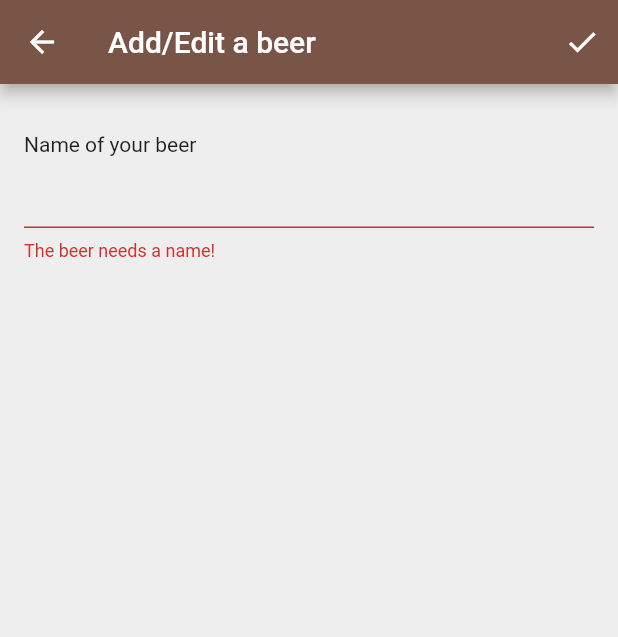
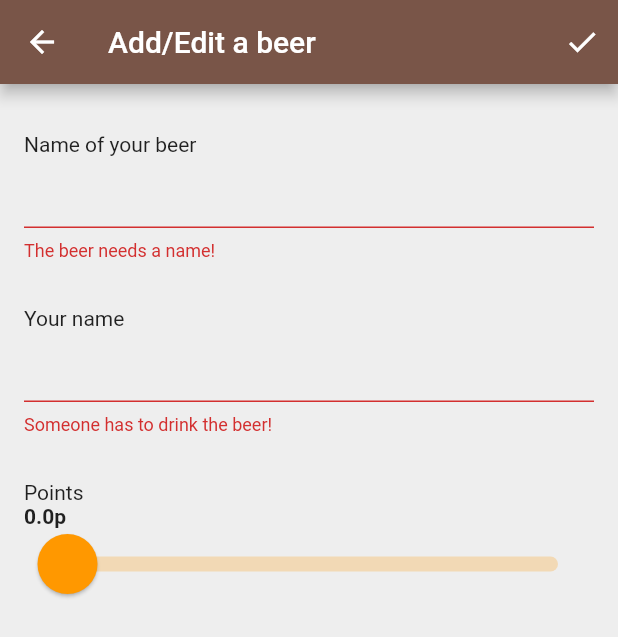
Before and after one commit to abilia/flutterbeer, a Flutter app: the CoronaEditBeer screen opened directly with empty values, after a tap on the "check" icon, on a phone screen of 412 x 824 dp. Shown: the top 637 px of the screen. Run offline on Flutter 3.47's test engine with Material 2 defaults, Android fonts, the phone set to English and light mode, and no system bars; our stand-ins replace flare_flutter, flutter_redux, image_picker, redux, redux_thunk.

Commit message:
Add drinker and points to corona beer

```diff
--- a/lib/corona/edit_beer.dart
+++ b/lib/corona/edit_beer.dart
@@ -10,12 +10,20 @@ class CoronaEditBeer extends StatefulWidget {
 
 class _CoronaEditBeerState extends State<CoronaEditBeer> {
   final _formKey = GlobalKey<FormState>();
-  final _controller = TextEditingController();
+  final _nameController = TextEditingController();
+  final _drinkerController = TextEditingController();
+
+  double _points;
+  void _setPoints(double points) => setState(() => _points = points);
 
   @override
   Widget build(BuildContext context) {
     CoronaBeer beer = ModalRoute.of(context).settings.arguments;
-    _controller.text = beer.name;
+    _nameController.text = beer.name;
+    _drinkerController.text = beer.drinker;
+    if (_points == null) {
+      _points = beer.points == null ? 0.0 : beer.points;
+    }
 
     return Scaffold(
       appBar: AppBar(
@@ -25,7 +33,7 @@ class _CoronaEditBeerState extends State<CoronaEditBeer> {
             icon: Icon(Icons.check),
             onPressed: () {
               if (_formKey.currentState.validate()) {
-                beer.name = _controller.text;
+                beer.name = _nameController.text;
                 Navigator.pop(context, beer);
               }
             },
@@ -41,13 +49,34 @@ class _CoronaEditBeerState extends State<CoronaEditBeer> {
             children: <Widget>[
               Text('Name of your beer'),
               TextFormField(
-                controller: _controller,
+                controller: _nameController,
                 validator: (value) {
                   if (value.isEmpty) {
                     return 'The beer needs a name!';
                   }
                   return null;
                 },
+              ),
+              SizedBox(height: 30),
+              Text('Your name'),
+              TextFormField(
+                controller: _drinkerController,
+                validator: (value) {
+                  if (value.isEmpty) {
+                    return 'Someone has to drink the beer!';
+                  }
+                  return null;
+                }
+              ),
+              SizedBox(height: 30,),
+              Text('Points'),
+              Text('${_points.toStringAsFixed(1)}p', style: TextStyle(fontWeight: FontWeight.bold)),
+              Slider(
+                value: _points,
+                onChanged: _setPoints,
+                max: 5.0,
+                min: 0.0,
+                divisions: 50,
               ),
             ],
           ),
--- a/lib/state/app_state.dart
+++ b/lib/state/app_state.dart
@@ -13,6 +13,6 @@ class AppState {
   factory AppState.initial() => AppState(
       tastings: List.unmodifiable([]),
       votes: List.unmodifiable([]),
-      coronabeers: List.unmodifiable([CoronaBeer(name: 'Beer1', drinker: 'Jojo', points: 0.0)])
+      coronabeers: List.unmodifiable([CoronaBeer(name: 'Beer1', drinker: 'Jojo2', points: 3.0)])
   );
 }
```
Also changed, not shown: lib/corona/beer_card.dart (+12 -5 lines).
